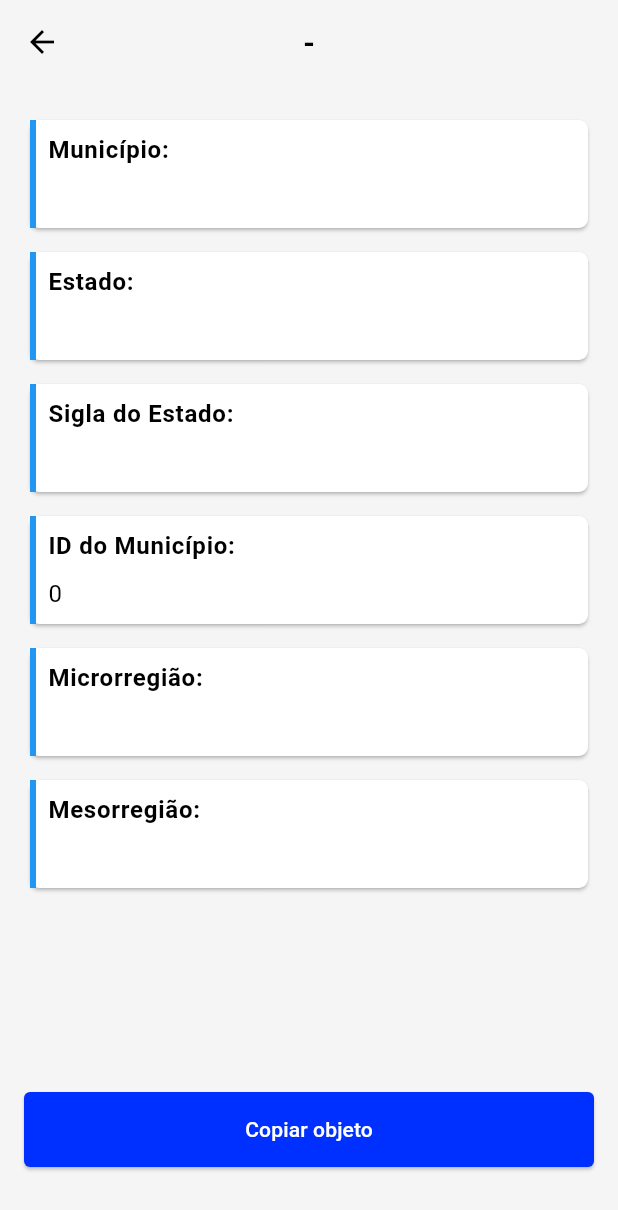
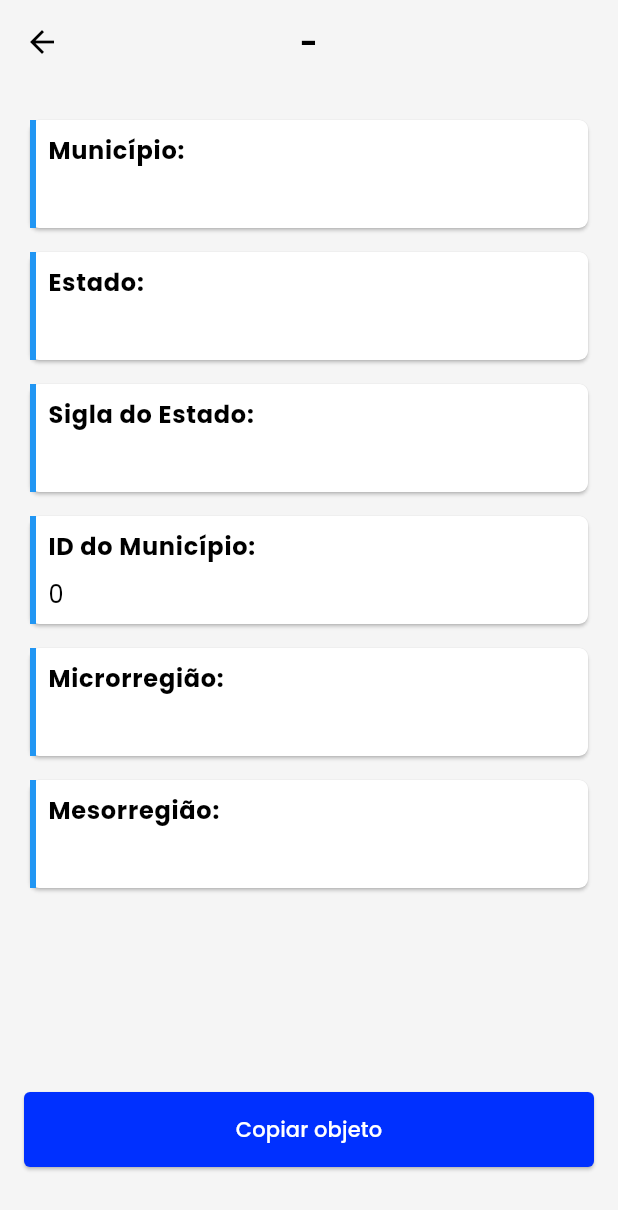
Before and after one commit to lukiinhas1616/cep-test-flutter, a Flutter app: the DistrictDetailsPage screen opened directly with empty values, on a phone screen of 412 x 824 dp. Shown: the top 1210 px of the screen. Run offline on Flutter 3.47's test engine with Material 3 defaults, Android fonts, the phone set to English and light mode, and no system bars; our stand-ins replace bloc, dartz, dio, equatable, flutter_bloc, flutter_modular; network calls fail.

Commit message:
chore: adding poppins font

```diff
--- a/lib/core/utils/theme/app_theme.dart
+++ b/lib/core/utils/theme/app_theme.dart
@@ -3,6 +3,7 @@ import 'package:flutter/material.dart';
 class AppTheme {
   static get load => ThemeData(
         primarySwatch: Colors.blue,
+        fontFamily: 'Poppins',
         scaffoldBackgroundColor: Colors.grey.shade100,
         colorScheme: const ColorScheme.light(
           primary: Color(0xff0030ff),
```
Also changed, not shown: pubspec.yaml (+11 -0 lines), assets/fonts/Poppins-Black.ttf (added), assets/fonts/Poppins-Bold.ttf (added), assets/fonts/Poppins-ExtraBold.ttf (added), assets/fonts/Poppins-ExtraLight.ttf (added), assets/fonts/Poppins-Light.ttf (added), assets/fonts/Poppins-Medium.ttf (added), assets/fonts/Poppins-Regular.ttf (added), assets/fonts/Poppins-SemiBold.ttf (added), assets/fonts/Poppins-Thin.ttf (added), assets/fonts/Quicksand.ttf (added), assets/fonts/SFProText-Regular.ttf (added).
